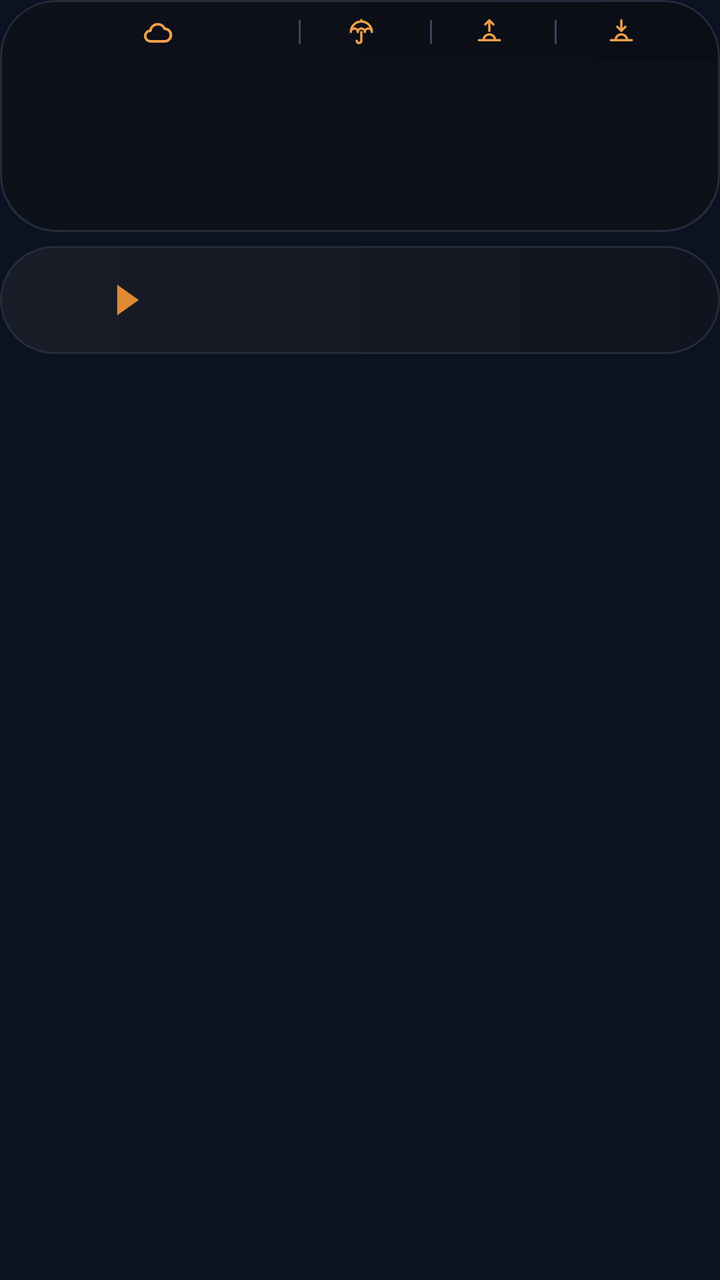
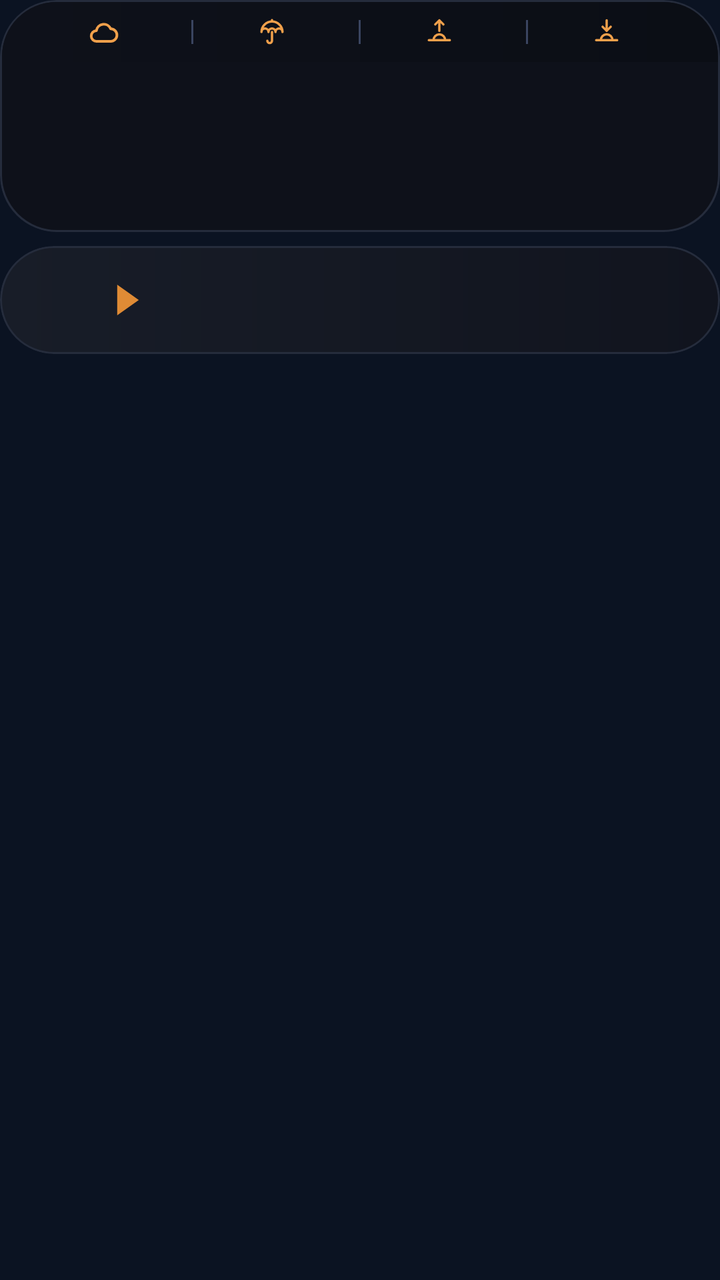

Before-and-after screenshots of an Android layout around one commit, followed by the original layout XML and the change that was made.
<!-- AndroidManifest.xml: application theme AppTheme -->
<!-- res/layout/widget_k1.xml -->
<?xml version="1.0" encoding="utf-8"?>
<FrameLayout xmlns:android="http://schemas.android.com/apk/res/android"
    android:id="@+id/root"
    android:layout_width="match_parent"
    android:layout_height="match_parent"
    android:padding="0dp">

    <LinearLayout
        android:layout_width="match_parent"
        android:layout_height="wrap_content"
        android:orientation="vertical">
        <LinearLayout
            android:layout_width="match_parent"
            android:layout_height="wrap_content"
            android:background="@drawable/cur_clocks"
            android:clipToOutline="true"
            android:orientation="vertical"
            android:padding="1dp">
        <LinearLayout
            android:layout_width="match_parent"
            android:layout_height="30dp"
            android:orientation="horizontal"
            android:gravity="center"
            android:background="@drawable/cur_header_top"
            android:paddingStart="12dp"
            android:paddingEnd="12dp">
            <LinearLayout
                android:layout_width="0dp"
                android:layout_height="match_parent"
                android:layout_weight="2.0"
                android:gravity="center"
                android:orientation="horizontal">
                <ImageView
                    android:id="@+id/hdr_wx"
                    android:layout_width="16dp"
                    android:layout_height="16dp"
                    android:src="@drawable/wx_cloud"
                    android:scaleType="fitCenter" />
                <ImageView
                    android:id="@+id/hdr_temp"
                    android:layout_width="wrap_content"
                    android:layout_height="18dp"
                    android:adjustViewBounds="true"
                    android:layout_marginStart="5dp"
                    android:scaleType="fitCenter" />
            </LinearLayout>
            <ImageView
                android:id="@+id/sep0"
                android:layout_width="1dp"
                android:layout_height="12dp"
                android:src="@drawable/cur_sep"
                android:scaleType="fitXY" />
            <LinearLayout
                android:layout_width="0dp"
                android:layout_height="match_parent"
                android:layout_weight="0.95"
                android:gravity="center"
                android:orientation="horizontal">
                <ImageView
                    android:id="@+id/ic0"
                    android:layout_width="14dp"
                    android:layout_height="14dp"
                    android:src="@drawable/ic_umbrella"
                    android:scaleType="fitCenter" />
                <ImageView
                    android:id="@+id/hdr_rain"
                    android:layout_width="wrap_content"
                    android:layout_height="18dp"
                    android:adjustViewBounds="true"
                    android:layout_marginStart="4dp"
                    android:scaleType="fitCenter" />
            </LinearLayout>
            <ImageView
                android:id="@+id/sep1"
                android:layout_width="1dp"
                android:layout_height="12dp"
                android:src="@drawable/cur_sep"
                android:scaleType="fitXY" />
            <LinearLayout
                android:layout_width="0dp"
                android:layout_height="match_parent"
                android:layout_weight="0.9"
                android:gravity="center"
                android:orientation="horizontal">
                <ImageView
                    android:id="@+id/ic1"
                    android:layout_width="14dp"
                    android:layout_height="14dp"
                    android:src="@drawable/ic_sunrise"
                    android:scaleType="fitCenter" />
                <ImageView
                    android:id="@+id/hdr_rise"
                    android:layout_width="wrap_content"
                    android:layout_height="18dp"
                    android:adjustViewBounds="true"
                    android:layout_marginStart="4dp"
                    android:scaleType="fitCenter" />
            </LinearLayout>
            <ImageView
                android:id="@+id/sep2"
                android:layout_width="1dp"
                android:layout_height="12dp"
                android:src="@drawable/cur_sep"
                android:scaleType="fitXY" />
            <LinearLayout
                android:layout_width="0dp"
                android:layout_height="match_parent"
                android:layout_weight="1.0"
                android:gravity="center"
                android:orientation="horizontal">
                <ImageView
                    android:id="@+id/ic2"
                    android:layout_width="14dp"
                    android:layout_height="14dp"
                    android:src="@drawable/ic_sunset"
                    android:scaleType="fitCenter" />
                <ImageView
                    android:id="@+id/hdr_set"
                    android:layout_width="wrap_content"
                    android:layout_height="18dp"
                    android:adjustViewBounds="true"
                    android:layout_marginStart="4dp"
                    android:scaleType="fitCenter" />
            </LinearLayout>
        </LinearLayout>
        <LinearLayout
            android:layout_width="match_parent"
            android:layout_height="84dp"
            android:orientation="horizontal"
            android:padding="0dp">
            <FrameLayout
                android:layout_width="0dp"
                android:layout_height="match_parent"
                android:layout_weight="1">
                <LinearLayout
                    android:layout_width="match_parent"
                    android:layout_height="match_parent"
                    android:orientation="horizontal">
                    <ImageView
                        android:id="@+id/clk_bg_0a"
                        android:layout_width="28dp"
                        android:layout_height="match_parent"
                        android:scaleType="fitXY" />
                    <ImageView
                        android:id="@+id/clk_bg_0"
                        android:layout_width="0dp"
                        android:layout_height="match_parent"
                        android:layout_weight="1"
                        android:scaleType="fitXY" />
                </LinearLayout>
                <LinearLayout
                    android:layout_width="match_parent"
                    android:layout_height="match_parent"
                    android:orientation="vertical"
                    android:gravity="center"
                    android:paddingBottom="5dp"
                android:paddingStart="2dp"
                    android:paddingEnd="2dp">
                    <ImageView
                        android:id="@+id/clk_day_0"
                        android:layout_width="match_parent"
                        android:layout_height="16dp"
                        android:scaleType="fitCenter" />
                    <ImageView
                        android:id="@+id/clk_time_0"
                        android:layout_width="match_parent"
                        android:layout_height="30dp"
                        android:scaleType="fitCenter" />
                    <ImageView
                        android:id="@+id/clk_city_0"
                        android:layout_width="match_parent"
                        android:layout_height="16dp"
                        android:layout_marginTop="-3dp"
                        android:scaleType="fitCenter" />
                </LinearLayout>
            </FrameLayout>
            <FrameLayout
                android:layout_width="0dp"
                android:layout_height="match_parent"
                android:layout_weight="1">
                <ImageView
                    android:id="@+id/clk_bg_1"
                    android:layout_width="match_parent"
                    android:layout_height="match_parent"
                    android:scaleType="fitXY" />
                <LinearLayout
                    android:layout_width="match_parent"
                    android:layout_height="match_parent"
                    android:orientation="vertical"
                    android:gravity="center"
                    android:paddingBottom="5dp"
                android:paddingStart="2dp"
                    android:paddingEnd="2dp">
                    <ImageView
                        android:id="@+id/clk_day_1"
                        android:layout_width="match_parent"
                        android:layout_height="16dp"
                        android:scaleType="fitCenter" />
                    <ImageView
                        android:id="@+id/clk_time_1"
                        android:layout_width="match_parent"
                        android:layout_height="30dp"
                        android:scaleType="fitCenter" />
                    <ImageView
                        android:id="@+id/clk_city_1"
                        android:layout_width="match_parent"
                        android:layout_height="16dp"
                        android:layout_marginTop="-3dp"
                        android:scaleType="fitCenter" />
                </LinearLayout>
            </FrameLayout>
            <FrameLayout
                android:layout_width="0dp"
                android:layout_height="match_parent"
                android:layout_weight="1">
                <ImageView
                    android:id="@+id/clk_bg_2"
                    android:layout_width="match_parent"
                    android:layout_height="match_parent"
                    android:scaleType="fitXY" />
                <LinearLayout
                    android:layout_width="match_parent"
                    android:layout_height="match_parent"
                    android:orientation="vertical"
                    android:gravity="center"
                    android:paddingBottom="5dp"
                android:paddingStart="2dp"
                    android:paddingEnd="2dp">
                    <ImageView
                        android:id="@+id/clk_day_2"
                        android:layout_width="match_parent"
                        android:layout_height="16dp"
                        android:scaleType="fitCenter" />
                    <ImageView
                        android:id="@+id/clk_time_2"
                        android:layout_width="match_parent"
                        android:layout_height="30dp"
                        android:scaleType="fitCenter" />
                    <ImageView
                        android:id="@+id/clk_city_2"
                        android:layout_width="match_parent"
                        android:layout_height="16dp"
                        android:layout_marginTop="-3dp"
                        android:scaleType="fitCenter" />
                </LinearLayout>
            </FrameLayout>
            <FrameLayout
                android:layout_width="0dp"
                android:layout_height="match_parent"
                android:layout_weight="1">
                <LinearLayout
                    android:layout_width="match_parent"
                    android:layout_height="match_parent"
                    android:orientation="horizontal">
                    <ImageView
                        android:id="@+id/clk_bg_3"
                        android:layout_width="0dp"
                        android:layout_height="match_parent"
                        android:layout_weight="1"
                        android:scaleType="fitXY" />
                    <ImageView
                        android:id="@+id/clk_bg_3a"
                        android:layout_width="28dp"
                        android:layout_height="match_parent"
                        android:scaleType="fitXY" />
                </LinearLayout>
                <LinearLayout
                    android:layout_width="match_parent"
                    android:layout_height="match_parent"
                    android:orientation="vertical"
                    android:gravity="center"
                    android:paddingBottom="5dp"
                android:paddingStart="2dp"
                    android:paddingEnd="2dp">
                    <ImageView
                        android:id="@+id/clk_day_3"
                        android:layout_width="match_parent"
                        android:layout_height="16dp"
                        android:scaleType="fitCenter" />
                    <ImageView
                        android:id="@+id/clk_time_3"
                        android:layout_width="match_parent"
                        android:layout_height="30dp"
                        android:scaleType="fitCenter" />
                    <ImageView
                        android:id="@+id/clk_city_3"
                        android:layout_width="match_parent"
                        android:layout_height="16dp"
                        android:layout_marginTop="-3dp"
                        android:scaleType="fitCenter" />
                </LinearLayout>
            </FrameLayout>
        </LinearLayout>
        </LinearLayout>
        <FrameLayout
            android:layout_width="match_parent"
            android:layout_height="54dp"
            android:layout_marginTop="7dp"
            android:background="@drawable/cur_row_light"
            android:clipToOutline="true">
            
            <ImageView
                android:id="@+id/trend_0"
                android:layout_width="match_parent"
                android:layout_height="match_parent"
                android:padding="1dp"
                android:scaleType="fitXY" />
            <LinearLayout
                android:layout_width="match_parent"
                android:layout_height="match_parent"
                android:orientation="horizontal"
                android:gravity="center_vertical"
                android:paddingStart="14dp"
                android:paddingEnd="24dp">
                <LinearLayout
                    android:layout_width="wrap_content"
                    android:layout_height="wrap_content"
                    android:orientation="horizontal"
                    android:gravity="center_vertical">
                    <ImageView
                        android:id="@+id/fl_a_0"
                        android:layout_width="30dp"
                        android:layout_height="30dp"
                        android:scaleType="fitCenter" />
                    <ImageView
                        android:id="@+id/code_a_0"
                        android:layout_width="wrap_content"
                        android:layout_height="22dp"
                        android:adjustViewBounds="true"
                        android:layout_marginStart="6dp"
                        android:scaleType="fitStart" />
                    <ImageView
                        android:id="@+id/arrow_0"
                        android:layout_width="12dp"
                        android:layout_height="16dp"
                        android:src="@drawable/cur_arrow"
                        android:layout_marginStart="8dp"
                        android:layout_marginEnd="10dp"
                        android:scaleType="fitCenter" />
                    <ImageView
                        android:id="@+id/fl_b_0"
                        android:layout_width="30dp"
                        android:layout_height="30dp"
                        android:scaleType="fitCenter" />
                    <ImageView
                        android:id="@+id/code_b_0"
                        android:layout_width="wrap_content"
                        android:layout_height="22dp"
                        android:adjustViewBounds="true"
                        android:layout_marginStart="6dp"
                        android:scaleType="fitStart" />
                </LinearLayout>
                <FrameLayout
                    android:layout_width="0dp"
                    android:layout_height="1dp"
                    android:layout_weight="1" />
                <LinearLayout
                    android:layout_width="wrap_content"
                    android:layout_height="wrap_content"
                    android:orientation="vertical"
                    android:layout_marginStart="6dp">
                    <LinearLayout
                        android:layout_width="wrap_content"
                        android:layout_height="16dp"
                        android:orientation="horizontal"
                        android:gravity="center_vertical">
                        <ImageView
                            android:id="@+id/mkt_val_0"
                            android:layout_width="52dp"
                            android:layout_height="12dp"
                            android:scaleType="fitEnd" />
                        <ImageView
                            android:id="@+id/mkt_lbl_0"
                            android:layout_width="42dp"
                            android:layout_height="11dp"
                            android:layout_marginStart="8dp"
                            android:scaleType="fitStart" />
                    </LinearLayout>
                    <LinearLayout
                        android:layout_width="wrap_content"
                        android:layout_height="16dp"
                        android:orientation="horizontal"
                        android:gravity="center_vertical"
                        android:layout_marginTop="2dp">
                        <ImageView
                            android:id="@+id/visa_val_0"
                            android:layout_width="52dp"
                            android:layout_height="12dp"
                            android:scaleType="fitEnd" />
                        <ImageView
                            android:id="@+id/visa_logo_0"
                            android:layout_width="42dp"
                            android:layout_height="16dp"
                            android:layout_marginStart="8dp"
                            android:scaleType="fitStart" />
                    </LinearLayout>
                </LinearLayout>
            </LinearLayout>
        </FrameLayout>
    </LinearLayout>
</FrameLayout>
<!-- resources referenced by this layout -->
<resources>
  <!-- drawable cur_arrow (drawable) -->
  <?xml version="1.0" encoding="utf-8"?>
  <vector xmlns:android="http://schemas.android.com/apk/res/android" android:width="20dp" android:height="26dp" android:viewportWidth="20" android:viewportHeight="26">
      <path android:fillColor="#FFDF8B35" android:pathData="M1,0L1,26L19,13Z" />
  </vector>
  <!-- drawable cur_clocks (drawable) -->
  <?xml version="1.0" encoding="utf-8"?>
  <shape xmlns:android="http://schemas.android.com/apk/res/android" android:shape="rectangle">
      <gradient android:angle="0" android:startColor="#FF0E111A" android:endColor="#FF0E111A" />
      <stroke android:width="1dp" android:color="#FF252C3C" />
      <corners android:radius="@dimen/widget_radius" />
  </shape>
  <!-- drawable cur_header_top (drawable) -->
  <?xml version="1.0" encoding="utf-8"?>
  <shape xmlns:android="http://schemas.android.com/apk/res/android" android:shape="rectangle">
      <gradient android:angle="0" android:startColor="#FF0E111A" android:endColor="#FF0B0E15" />
      <corners android:topLeftRadius="@dimen/widget_radius_inner" android:topRightRadius="@dimen/widget_radius_inner" />
  </shape>
  <!-- drawable cur_row_light (drawable) -->
  <?xml version="1.0" encoding="utf-8"?>
  <shape xmlns:android="http://schemas.android.com/apk/res/android" android:shape="rectangle">
      <gradient android:angle="0" android:startColor="#FF181D28" android:endColor="#FF11141E" />
      <stroke android:width="1dp" android:color="#FF252C3C" />
      <corners android:radius="@dimen/widget_radius" />
  </shape>
  <!-- drawable cur_sep (drawable) -->
  <?xml version="1.0" encoding="utf-8"?>
  <shape xmlns:android="http://schemas.android.com/apk/res/android" android:shape="rectangle"><solid android:color="#FF3A4560" /></shape>
  <!-- drawable ic_sunrise (drawable) -->
  <?xml version="1.0" encoding="utf-8"?>
  <vector xmlns:android="http://schemas.android.com/apk/res/android" android:width="24dp" android:height="24dp" android:viewportWidth="24" android:viewportHeight="24">
      <path android:strokeColor="#FFF0A04B" android:strokeWidth="2" android:strokeLineCap="round" android:strokeLineJoin="round" android:fillColor="#00000000"
          android:pathData="M3,19L21,19M7,19A5,5 0,0 1,17 19M12,2L12,11M8.5,5.5L12,2L15.5,5.5" />
  </vector>
  <!-- drawable ic_sunset (drawable) -->
  <?xml version="1.0" encoding="utf-8"?>
  <vector xmlns:android="http://schemas.android.com/apk/res/android" android:width="24dp" android:height="24dp" android:viewportWidth="24" android:viewportHeight="24">
      <path android:strokeColor="#FFF0A04B" android:strokeWidth="2" android:strokeLineCap="round" android:strokeLineJoin="round" android:fillColor="#00000000"
          android:pathData="M3,19L21,19M7,19A5,5 0,0 1,17 19M12,2L12,11M8.5,7.5L12,11L15.5,7.5" />
  </vector>
  <!-- drawable wx_cloud (drawable) -->
  <?xml version="1.0" encoding="utf-8"?>
  <vector xmlns:android="http://schemas.android.com/apk/res/android" android:width="24dp" android:height="24dp" android:viewportWidth="24" android:viewportHeight="24">
      <path android:strokeColor="#FFF0A04B" android:strokeWidth="2" android:strokeLineCap="round" android:strokeLineJoin="round" android:fillColor="#00000000"
          android:pathData="M7,19A4,4 0,0 1,6.8 11A5.6,5.6 0,0 1,17.5 9.6A4.7,4.7 0,0 1,17.5 19Z" />
  </vector>
  <style name="AppTheme" parent="@android:style/Theme.DeviceDefault.NoActionBar">
          <item name="android:colorAccent">#DF8B35</item>
          <item name="android:colorControlActivated">#DF8B35</item>
          <item name="android:windowBackground">#0B1322</item>
          <item name="android:statusBarColor">#0E111A</item>
          <item name="android:navigationBarColor">#0B1322</item>
          <item name="android:textColorHint">#718096</item>
      </style>
  <dimen name="widget_radius">28dp</dimen>
  <dimen name="widget_radius_inner">27dp</dimen>
  <!-- unchanged entries left out for length: 1 -->
</resources>

<!-- the commit's change to res/layout/widget_k1.xml (unified diff, before → after) -->
@@ -27,7 +27,7 @@
             <LinearLayout
                 android:layout_width="0dp"
                 android:layout_height="match_parent"
-                android:layout_weight="2.0"
+                android:layout_weight="1"
                 android:gravity="center"
                 android:orientation="horizontal">
                 <ImageView
@@ -53,7 +53,7 @@
             <LinearLayout
                 android:layout_width="0dp"
                 android:layout_height="match_parent"
-                android:layout_weight="0.95"
+                android:layout_weight="1"
                 android:gravity="center"
                 android:orientation="horizontal">
                 <ImageView
@@ -79,7 +79,7 @@
             <LinearLayout
                 android:layout_width="0dp"
                 android:layout_height="match_parent"
-                android:layout_weight="0.9"
+                android:layout_weight="1"
                 android:gravity="center"
                 android:orientation="horizontal">
                 <ImageView
@@ -105,7 +105,7 @@
             <LinearLayout
                 android:layout_width="0dp"
                 android:layout_height="match_parent"
-                android:layout_weight="1.0"
+                android:layout_weight="1"
                 android:gravity="center"
                 android:orientation="horizontal">
                 <ImageView
